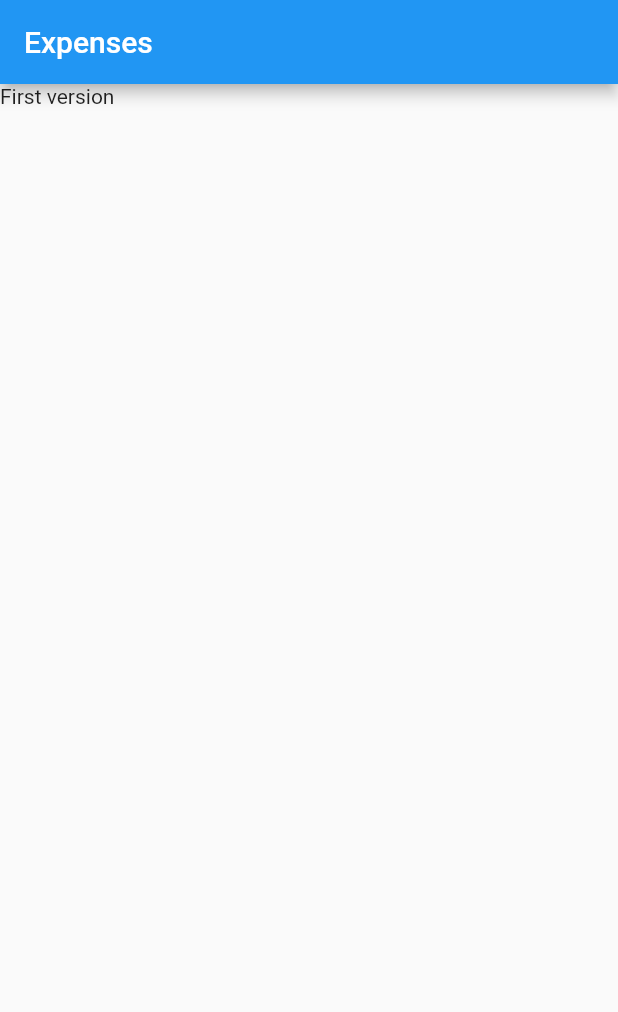
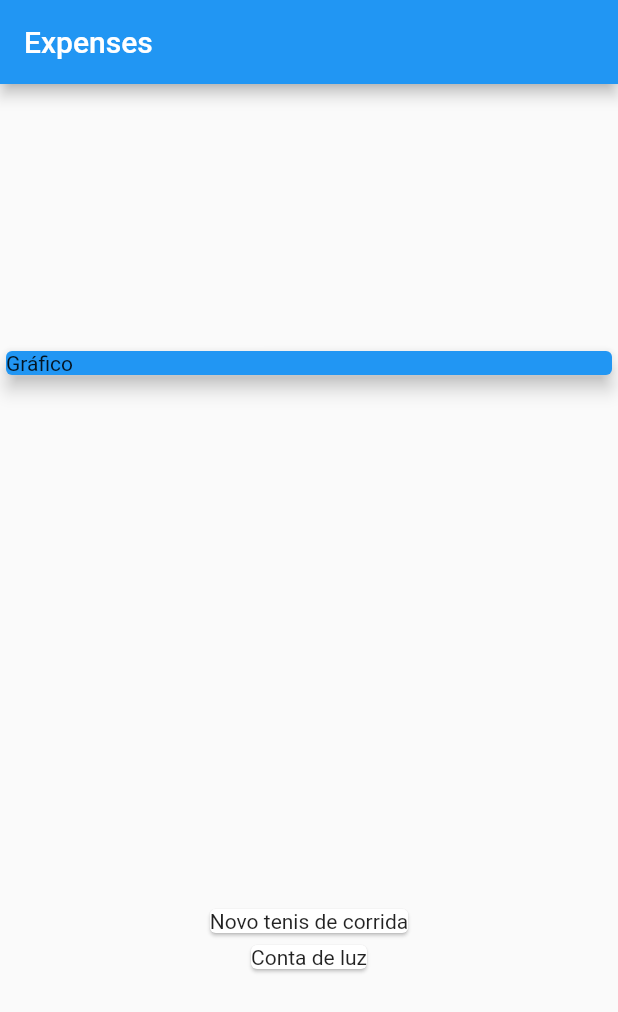
Before and after one commit to trentinrossi/flutter-expenses, a Flutter app: the screen it shows after launch, on a phone screen of 412 x 824 dp. Shown: the top 1012 px of the screen. Run offline on Flutter 3.47's test engine with Material 2 defaults, Android fonts, the phone set to English and light mode, and no system bars.

```diff
--- a/lib/main.dart
+++ b/lib/main.dart
@@ -1,3 +1,4 @@
+import 'package:expenses/models/trnsactions.dart';
 import 'package:flutter/material.dart';
 
 void main() {
@@ -16,15 +17,44 @@ class MyApp extends StatelessWidget {
 }
 
 class MyHomePage extends StatelessWidget {
-  const MyHomePage({super.key});
+  MyHomePage({super.key});
+
+  final _transactions = [
+    Transaction(
+        id: 't1',
+        title: 'Novo tenis de corrida',
+        value: 310.76,
+        date: DateTime.now()),
+    Transaction(
+        id: 't2', title: 'Conta de luz', value: 150.90, date: DateTime.now()),
+  ];
 
   @override
   Widget build(BuildContext context) {
     return Scaffold(
       appBar: AppBar(
-        title: Text('Expenses'),
+        title: const Text('Expenses'),
       ),
-      body: Text('First version'),
+      body: Column(
+        mainAxisAlignment: MainAxisAlignment.spaceAround,
+        crossAxisAlignment: CrossAxisAlignment.stretch,
+        children: [
+          Container(
+            child: const Card(
+              color: Colors.blue,
+              elevation: 5,
+              child: Text('Gráfico'),
+            ),
+          ),
+          Column(
+            children: _transactions
+                .map((e) => Card(
+                      child: Text(e.title),
+                    ))
+                .toList(),
+          )
+        ],
+      ),
     );
   }
 }
--- /dev/null
+++ b/lib/models/trnsactions.dart
@@ -0,0 +1,13 @@
+class Transaction {
+  final String id;
+  final String title;
+  final double value;
+  final DateTime date;
+
+  Transaction({
+    required this.id,
+    required this.title,
+    required this.value,
+    required this.date,
+  });
+}
```
